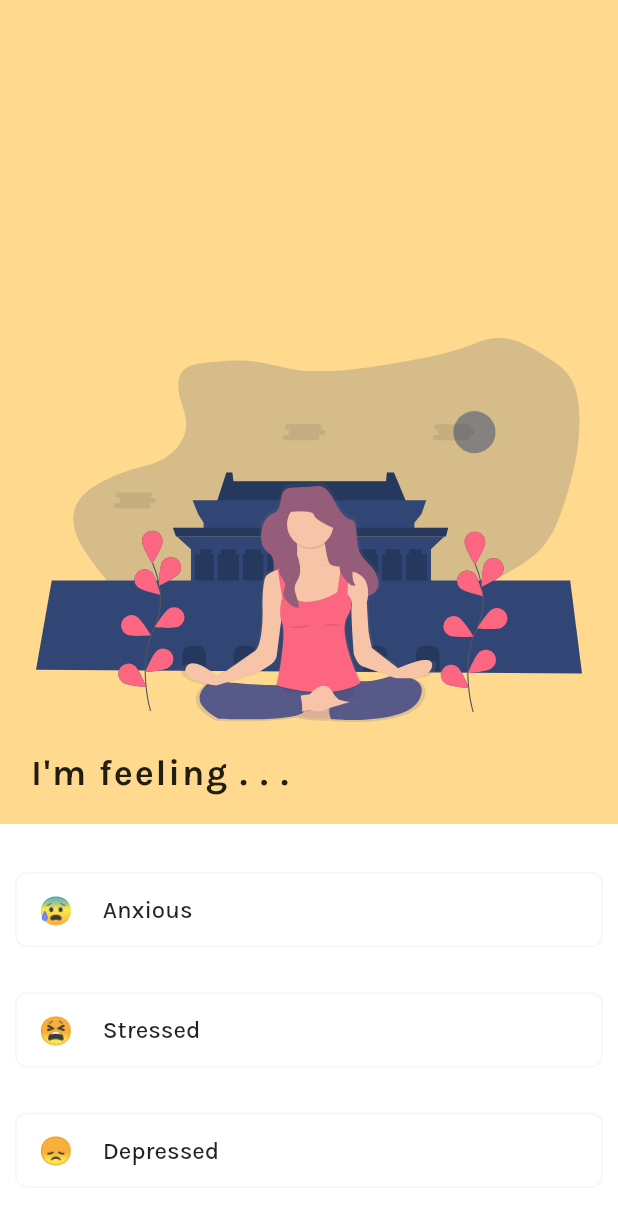
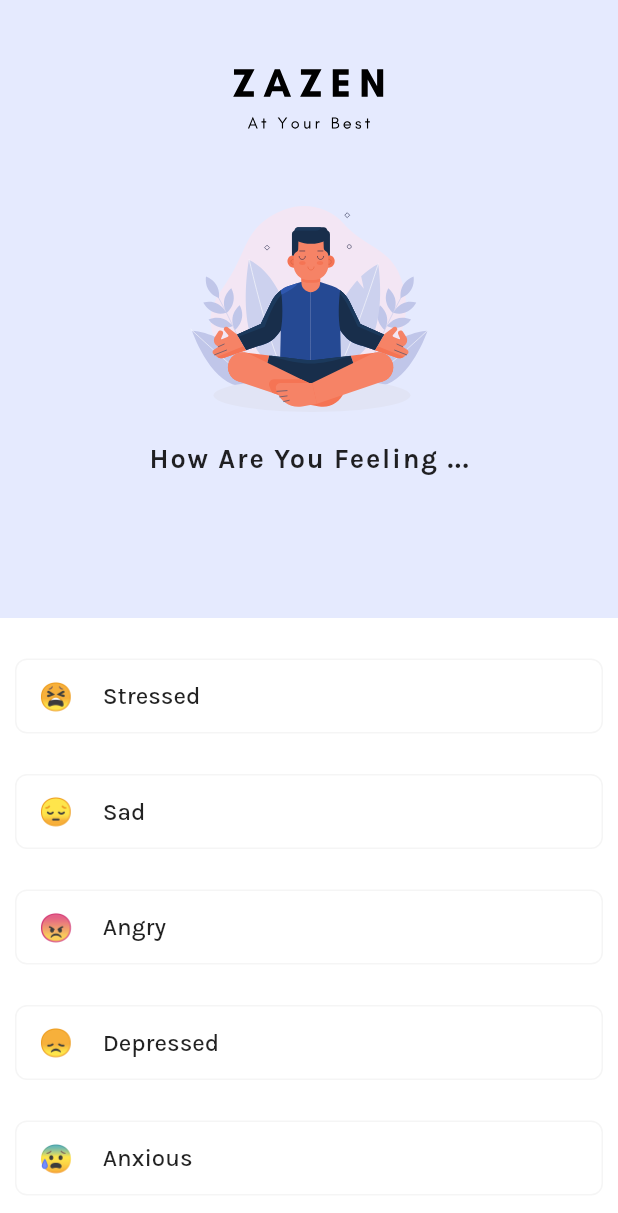
Before and after one commit to Aditya222777/cogni-project, a Flutter app: the screen it shows after launch, on a phone screen of 412 x 824 dp. Shown: the top 1213 px of the screen. Run offline on Flutter 3.47's test engine with Material 2 defaults, Android fonts, the phone set to English and light mode, and no system bars; our stand-ins replace flutter_local_notifications, flutter_svg, google_fonts, sqflite; accounts and stored records are empty.

Commit message:
9th Commit
Working Home Screen ,Review screen,schedule screen

```diff
--- a/lib/constants.dart
+++ b/lib/constants.dart
@@ -2,7 +2,7 @@ library constants;
 
 import 'package:flutter/material.dart';
 
-const PRIMARY_COLOR = MaterialColor(0xffffd98e, <int, Color>{});
-const ACCENT_COLOR = MaterialColor(0xff314675, <int, Color>{});
+const PRIMARY_COLOR = MaterialColor(0xffe5eafe, <int, Color>{});
+const ACCENT_COLOR = MaterialColor(0xff0492C2, <int, Color>{});
 
 const DATABASE_NAME = 'helm';
--- a/lib/models/activity.dart
+++ b/lib/models/activity.dart
@@ -1,6 +1,6 @@
 import 'package:flutter/foundation.dart';
 
-enum Problem { Anxiety, Stress, Depression }
+enum Problem { Anxiety, Stress, Depression ,Sad,Angry}
 
 class ProblemDetails {
   final Problem type;
@@ -22,6 +22,10 @@ ProblemDetails getProblemDetails(Problem type) {
       return ProblemDetails(Problem.Stress, 'stress', 'stressed');
     case Problem.Depression:
       return ProblemDetails(Problem.Depression, 'depression', 'depressed');
+    case Problem.Sad:
+      return ProblemDetails(Problem.Sad, 'Sadness', 'Sad');
+    case Problem.Angry:
+      return ProblemDetails(Problem.Angry, 'Anger', 'Angry');
     default:
       throw Exception('Problem type is not recognised.');
   }
--- a/lib/screens/challenge_screen.dart
+++ b/lib/screens/challenge_screen.dart
@@ -228,7 +228,7 @@ class _ChallengeScreenState extends State<ChallengeScreen> {
                                             } else {
                                               showDialog(
                                                 context: context,
-                                                child: new AlertDialog(
+                                                child: AlertDialog(
                                                   title: Text('Oops!'),
                                                   content: Text(
                                                     'You do not have sufficient ${_problem.noun} credits left.',
--- a/lib/screens/check_back_screen.dart
+++ b/lib/screens/check_back_screen.dart
@@ -132,7 +132,7 @@ class CheckBackScreen extends StatelessWidget {
                     child: AlertDialog(
                       title: Text('Great Job ${challenge.reward.emoji}'),
                       content: Text(
-                        'Reward yourself now with a/an ${challenge.reward.name.toLowerCase()} for the hard work you\'ve put in!',
+                        'Hope you feel good now.. So reward yourself now with a/an ${challenge.reward.name.toLowerCase()} for the hard work you\'ve put in!',
                       ),
                       actions: <Widget>[
                         FlatButton(
--- a/lib/screens/home_screen.dart
+++ b/lib/screens/home_screen.dart
@@ -62,22 +62,31 @@ class _HomeScreenState extends State<HomeScreen> {
             children: <Widget>[
               Expanded(
                 flex: 2,
-                child: Padding(
-                  padding: const EdgeInsets.symmetric(
-                    horizontal: 20.0,
-                  ),
+
                   child: Column(
-                    mainAxisAlignment: MainAxisAlignment.end,
-                    crossAxisAlignment: CrossAxisAlignment.start,
+
                     children: <Widget>[
+                      Flexible(
+
+
+                          child: SvgPicture.asset(
+                            'assets/images/logo.svg',
+                            alignment: Alignment.topCenter,
+                          ),
+
+                      ),
                       Flexible(
                         child: Padding(
                           padding: const EdgeInsets.symmetric(
-                            horizontal: 4.0,
+                            horizontal: 1.0,
                           ),
+
                           child: SvgPicture.asset(
                             'assets/images/yoga.svg',
+                            height: 10000.0,
+                            width: 10000.0,
                             alignment: Alignment.bottomCenter,
+
                           ),
                         ),
                       ),
@@ -88,11 +97,11 @@ class _HomeScreenState extends State<HomeScreen> {
                           ),
                           child: FittedBox(
                             child: Text(
-                              'I\'m feeling . . .',
+                              'How Are You Feeling ...',
                               style: TextStyle(
                                 fontWeight: FontWeight.bold,
                                 letterSpacing: 1.2,
-                                fontSize: 24.0,
+                                fontSize: 18.0,
                               ),
                             ),
                           ),
@@ -101,30 +110,20 @@ class _HomeScreenState extends State<HomeScreen> {
                     ],
                   ),
                 ),
-              ),
+
               Flexible(
-                flex: 1,
+                flex: 2,
                 child: Container(
                   width: double.infinity,
                   padding: const EdgeInsets.symmetric(
                     horizontal: 10.0,
-                    vertical: 2.0,
+                    vertical: 0.0,
                   ),
                   color: Colors.white,
                   child: Column(
                     mainAxisAlignment: MainAxisAlignment.spaceEvenly,
                     children: <Widget>[
-                      EmojiButton(
-                        height: 50.0,
-                        emoji: '😰',
-                        title: 'Anxious',
-                        onPressed: () => Navigator.of(context).pushNamed(
-                          TriageScreen.routeName,
-                          arguments: <String, dynamic>{
-                            'problem': Problem.Anxiety
-                          },
-                        ),
-                      ),
+
                       EmojiButton(
                         height: 50.0,
                         emoji: '😫',
@@ -138,6 +137,30 @@ class _HomeScreenState extends State<HomeScreen> {
                       ),
                       EmojiButton(
                         height: 50.0,
+                        emoji: '😔',
+                        title: 'Sad',
+                        onPressed: () => Navigator.of(context).pushNamed(
+                          TriageScreen.routeName,
+                          arguments: <String, dynamic>{
+                            'problem': Problem.Sad,
+                          },
+                        ),
+                      ),
+                      EmojiButton(
+                        height: 50.0,
+                        emoji: '😠',
+                        title: 'Angry',
+                        onPressed: () => Navigator.of(context).pushNamed(
+                          TriageScreen.routeName,
+                          arguments: <String, dynamic>{
+                            'problem': Problem.Angry,
+                          },
+                        ),
+                      ),
+
+
+                      EmojiButton(
+                        height: 50.0,
                         emoji: '😞',
                         title: 'Depressed',
                         onPressed: () => Navigator.of(context).pushNamed(
@@ -147,6 +170,18 @@ class _HomeScreenState extends State<HomeScreen> {
                           },
                         ),
                       ),
+                      EmojiButton(
+                        height: 50.0,
+                        emoji: '😰',
+                        title: 'Anxious',
+                        onPressed: () => Navigator.of(context).pushNamed(
+                          TriageScreen.routeName,
+                          arguments: <String, dynamic>{
+                            'problem': Problem.Anxiety
+                          },
+                        ),
+                      ),
+
                     ],
                   ),
                 ),
--- a/lib/screens/review_screen.dart
+++ b/lib/screens/review_screen.dart
@@ -162,7 +162,7 @@ class _ReviewScreenState extends State<ReviewScreen> {
                       dialogActions.addAll([takeABreakButton, tryAgainButton]);
                     } else if (_updatedLevel == _challenge.idealLevel) {
                       dialogMessage =
-                          'Good job spending all your ${_challenge.problem.noun} credits, you\'re getting better!';
+                      'Good job! Now you spend all your ${_challenge.problem.noun} credits, you\'re getting better! With the same positive mind you can acheive anything';
                       dialogActions.addAll([takeABreakButton, tryAgainButton]);
                     } else if (_updatedLevel > _challenge.idealLevel &&
                         _updatedLevel < _challenge.initialLevel) {
--- a/pubspec.yaml
+++ b/pubspec.yaml
@@ -19,7 +19,7 @@ environment:
 dependencies:
   flutter:
     sdk: flutter
-  flutter_svg: ^0.17.3+1
+  flutter_svg: 0.18.0
   google_fonts: ^0.3.9
   intl: ^0.16.1
   provider: ^4.0.4
@@ -55,6 +55,7 @@ flutter:
   assets:
     - assets/images/yoga.svg
     - assets/images/drive.svg
+    - assets/images/logo.svg
   #   - images/a_dot_burr.jpeg
   #   - images/a_dot_ham.jpeg
 
```
Also changed, not shown: lib/screens/schedule_screen.dart (+4 -4 lines), assets/images/logo.svg (added), assets/images/yoga.svg, pubspec.lock, 2 other files. Lines whose indentation alone changed are shown as unchanged.
